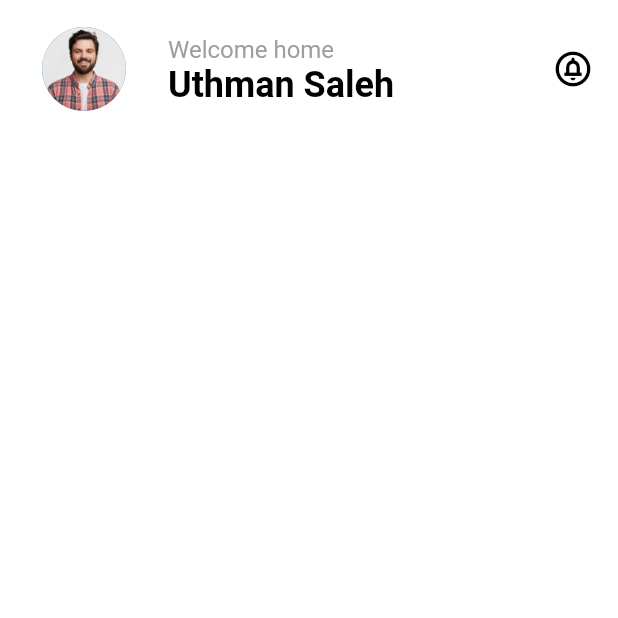
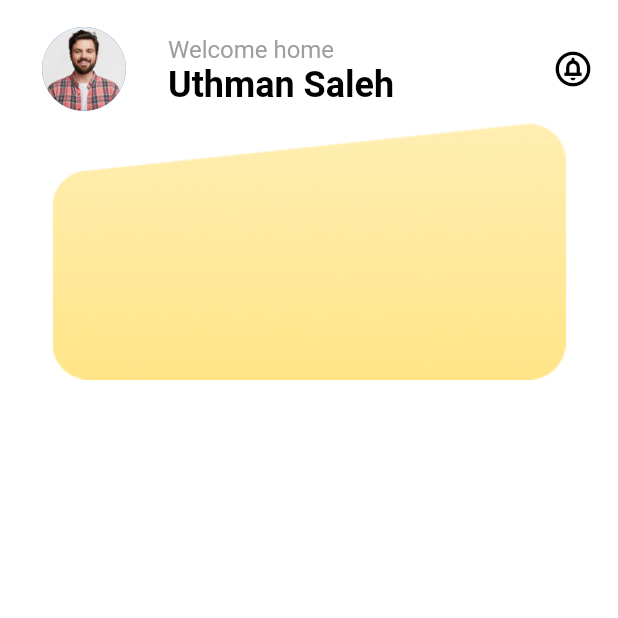
Before and after one commit to MuhammedNihalcp/Trenting-Travel-UI, a Flutter app: the screen it shows after launch, after a tap on "Let's Start", on a phone screen of 412 x 824 dp, the top half of it. Run offline on Flutter 3.47's test engine with Material 2 defaults, Android fonts, the phone set to English and light mode, and no system bars; our stand-ins replace get; missing offline and left inert: flutter_custom_cards.

Commit message:
add image on home page

```diff
--- a/lib/Screen/view/home_page.dart
+++ b/lib/Screen/view/home_page.dart
@@ -23,7 +23,7 @@ final double height;
               color: Colors.white,
               elevation: 0,
               child: Stack(children: [
-
+                Image(image: AssetImage('assets/image/Rectangle 10.png'),),
               ],),
             )
           ],
```
